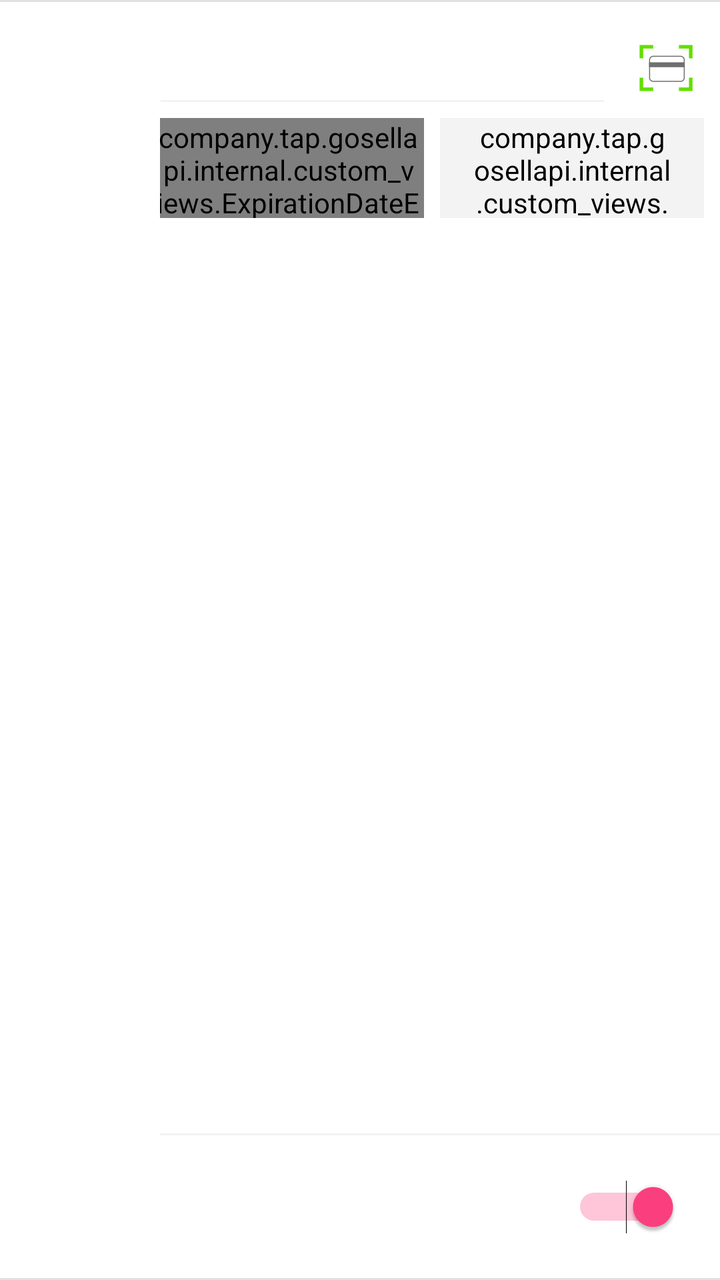
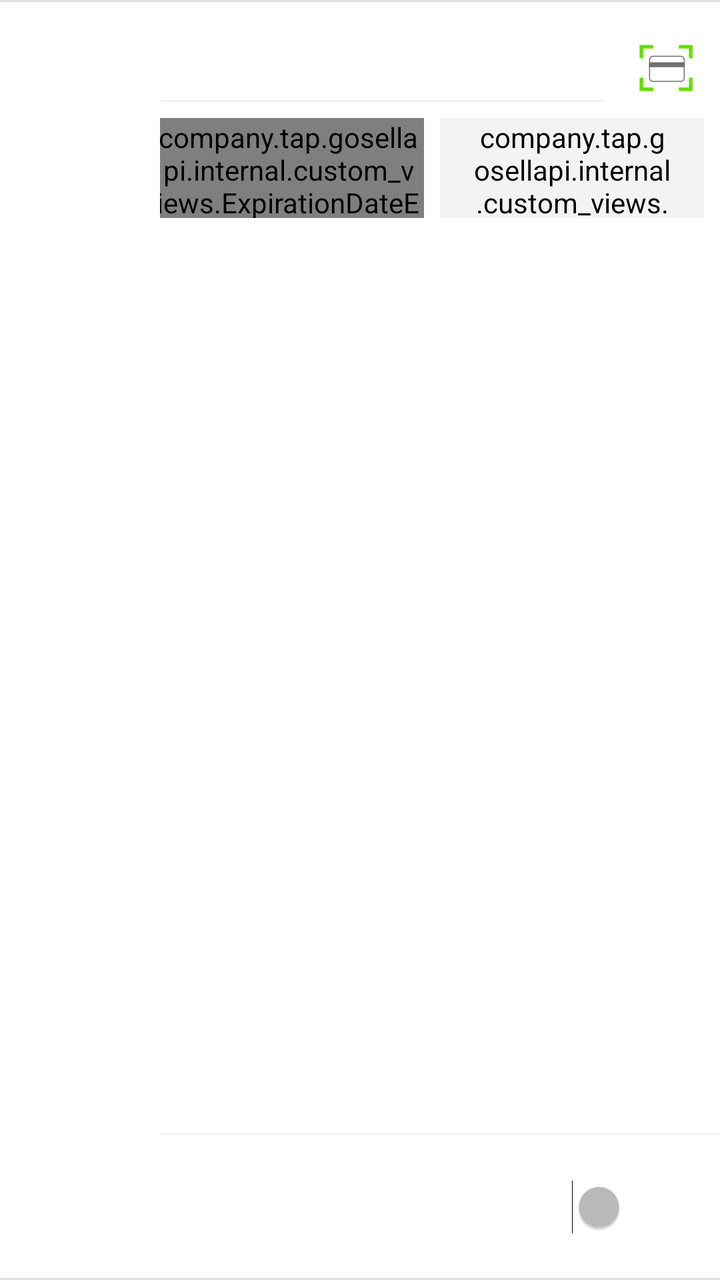

Screens rendered from an Android XML layout before and after an edit, with the pre-edit source and the edit as a unified diff.
<!-- AndroidManifest.xml: another module's application theme AppTheme -->
<!-- res/layout/gosellsdk_viewholder_card_payment_option.xml -->
<?xml version="1.0" encoding="utf-8"?>
<android.support.constraint.ConstraintLayout
    xmlns:android="http://schemas.android.com/apk/res/android"
    xmlns:app="http://schemas.android.com/apk/res-auto"
    xmlns:tools="http://schemas.android.com/tools"
    android:layout_width="match_parent"
    android:layout_height="wrap_content"
    android:background="@color/white"
    >

  
  <View
      android:id="@+id/topSeparator"
      android:layout_width="match_parent"
      android:layout_height="1dp"
      android:background="@color/mercury"
      app:layout_constraintEnd_toEndOf="parent"
      app:layout_constraintStart_toStartOf="parent"
      app:layout_constraintTop_toTopOf="parent"
      />

  
  <View
      android:id="@+id/bottomSeparator"
      android:layout_width="match_parent"
      android:layout_height="1dp"
      android:background="@color/mercury"
      app:layout_constraintBottom_toBottomOf="parent"
      app:layout_constraintEnd_toEndOf="parent"
      app:layout_constraintStart_toStartOf="parent"
      />


  
  <android.support.constraint.ConstraintLayout
      android:id="@+id/paymentOptionIconsContainer"
      android:layout_width="80dp"
      android:layout_height="0dp"
      app:layout_constraintStart_toStartOf="parent"
      app:layout_constraintTop_toTopOf="parent"
      app:layout_constraintBottom_toTopOf="@id/bottomSeparator"
      >

    <android.support.v7.widget.RecyclerView
        android:id="@+id/cardSystemsRecyclerView"
        android:layout_width="80dp"
        android:layout_height="wrap_content"
        app:layout_constraintStart_toStartOf="parent"
        app:layout_constraintTop_toTopOf="parent"
        app:layout_constraintBottom_toBottomOf="parent"
        app:layout_constraintVertical_bias="0"
        />

  </android.support.constraint.ConstraintLayout>


  
  <android.support.constraint.ConstraintLayout
      android:id="@+id/cardNumberContainer"
      android:layout_width="0dp"
      android:layout_height="50dp"
      android:layout_marginTop="8dp"
      app:layout_constraintEnd_toEndOf="parent"
      app:layout_constraintStart_toEndOf="@id/paymentOptionIconsContainer"
      app:layout_constraintTop_toBottomOf="@id/topSeparator"
      app:layout_constraintBottom_toTopOf="@id/expirationDateAndCVVContainer"
      >


    <android.support.design.widget.TextInputLayout
        android:id="@+id/cardNumberFieldTextInputLayout"
        android:layout_width="0dp"
        android:layout_height="0dp"
        app:layout_goneMarginEnd="20dp"
        android:layout_marginEnd="0dp"
        android:layout_marginRight="0dp"
        app:layout_constraintBottom_toBottomOf="parent"
        app:layout_constraintEnd_toStartOf="@id/cardScannerButton"
        app:layout_constraintStart_toStartOf="parent"
        app:layout_constraintTop_toTopOf="parent"
        android:gravity="center_vertical"
        app:hintTextAppearance="@style/TextInputLayout.Hint"
        >

      <android.support.v7.widget.AppCompatEditText
          android:id="@+id/cardNumberField"
          android:layout_width="match_parent"
          android:layout_height="match_parent"
          android:layout_marginStart="@dimen/edit_text_default_padding"
          android:layout_marginLeft="@dimen/edit_text_default_padding"
          android:hint="@string/edittext_hint_card_number"
          android:inputType="numberDecimal"
          style="@style/EditText"
          app:layout_constraintBottom_toBottomOf="parent"
          app:layout_constraintEnd_toEndOf="parent"
          app:layout_constraintStart_toStartOf="parent"
          app:layout_constraintTop_toTopOf="parent"
          app:backgroundTint="@color/separator"
          />

    </android.support.design.widget.TextInputLayout>

    <ImageButton
        android:id="@+id/cardScannerButton"
        android:layout_width="54dp"
        android:layout_height="0dp"
        android:background="@android:color/transparent"
        android:scaleType="centerInside"
        android:src="@drawable/btn_card_scanner_normal"
        app:layout_constraintBottom_toBottomOf="parent"
        app:layout_constraintEnd_toEndOf="parent"
        app:layout_constraintTop_toTopOf="parent"
        tools:ignore="ContentDescription"
        />

  </android.support.constraint.ConstraintLayout>


  
  <android.support.constraint.ConstraintLayout
      android:id="@+id/expirationDateAndCVVContainer"
      android:layout_width="0dp"
      android:layout_height="50dp"
      app:layout_constraintTop_toBottomOf="@id/cardNumberContainer"
      app:layout_constraintStart_toEndOf="@id/paymentOptionIconsContainer"
      app:layout_constraintEnd_toEndOf="parent"
      app:layout_constraintBottom_toTopOf="@id/cardholderNameContainer"
      >

    
    <android.support.design.widget.TextInputLayout
        android:id="@+id/expirationDateContainer"
        android:layout_width="0dp"
        android:layout_height="0dp"
        app:layout_constraintStart_toStartOf="parent"
        app:layout_constraintTop_toTopOf="parent"
        app:layout_constraintBottom_toBottomOf="parent"
        app:layout_constraintEnd_toStartOf="@id/cvvFieldContainer"
        app:layout_constraintHorizontal_chainStyle="spread"
        app:hintTextAppearance="@style/TextInputLayout.Hint"
        android:hint="@string/edittext_hint_expiration_date"
        android:gravity="start"
        >


      <company.tap.gosellapi.internal.custom_views.ExpirationDateEditText
          style="@style/bt_card_form_field"
          android:id="@+id/expirationDateField"
          app:layout_constraintStart_toStartOf="parent"
          app:layout_constraintEnd_toEndOf="parent"
          app:layout_constraintTop_toTopOf="parent"
          app:layout_constraintBottom_toBottomOf="parent"
          app:backgroundTint="@color/separator"

          />

    </android.support.design.widget.TextInputLayout>


    
    <android.support.design.widget.TextInputLayout
        android:id="@+id/cvvFieldContainer"
        android:layout_width="0dp"
        android:layout_height="0dp"
        android:layout_marginStart="8dp"
        android:layout_marginEnd="8dp"
        app:layout_constraintStart_toEndOf="@id/expirationDateContainer"
        app:layout_constraintTop_toTopOf="parent"
        app:layout_constraintEnd_toEndOf="parent"
        app:layout_constraintBottom_toBottomOf="parent"
        app:hintTextAppearance="@style/TextInputLayout.Hint"
        android:hint="@string/bt_form_hint_cvv"
        android:gravity="start"
        >


      <company.tap.gosellapi.internal.custom_views.CvvEditText
          style="@style/bt_card_form_field"
          android:id="@+id/cvvField"
          android:paddingEnd="20dp"
          android:paddingStart="20dp"
          android:layout_marginEnd="@dimen/edit_text_default_padding"
          android:layout_marginRight="@dimen/edit_text_default_padding"
          app:layout_constraintStart_toStartOf="parent"
          app:layout_constraintEnd_toEndOf="parent"
          app:layout_constraintTop_toTopOf="parent"
          app:layout_constraintBottom_toBottomOf="parent"

          android:backgroundTint="@color/separator"
          />

    </android.support.design.widget.TextInputLayout>


  </android.support.constraint.ConstraintLayout>


  
  <android.support.design.widget.TextInputLayout
      android:id="@+id/cardholderNameContainer"
      android:layout_width="0dp"
      android:layout_height="50dp"
      app:layout_constraintStart_toEndOf="@id/paymentOptionIconsContainer"
      app:layout_constraintTop_toBottomOf="@id/expirationDateAndCVVContainer"
      app:layout_constraintEnd_toEndOf="parent"
      app:hintTextAppearance="@style/TextInputLayout.Hint"
      >

    <android.support.v7.widget.AppCompatEditText
        android:id="@+id/cardholderNameField"
        android:layout_width="match_parent"
        android:layout_height="match_parent"
        android:layout_marginStart="@dimen/edit_text_default_padding"

        android:layout_marginEnd="@dimen/edit_text_default_padding"
        android:paddingEnd="20dp"
        android:paddingRight="20dp"
        app:layout_constraintStart_toStartOf="parent"
        app:layout_constraintEnd_toEndOf="parent"
        app:layout_constraintTop_toTopOf="parent"
        app:layout_constraintBottom_toBottomOf="parent"
        android:inputType="textCapCharacters"
        android:hint="@string/edittext_hint_name_on_card"
        style="@style/EditText"
        app:backgroundTint="@color/transparent"
        tools:ignore="RtlSymmetry"
        />

  </android.support.design.widget.TextInputLayout>


  
  <android.support.design.widget.TextInputLayout
      android:id="@+id/addressOnCardContainer"
      android:layout_width="0dp"
      android:visibility="gone"
      android:layout_height="wrap_content"
      app:layout_constraintStart_toEndOf="@id/paymentOptionIconsContainer"
      app:layout_constraintEnd_toEndOf="parent"
      app:layout_constraintTop_toBottomOf="@id/cardholderNameContainer"
      app:layout_constraintBottom_toTopOf="@id/saveCardContainer"
      app:hintTextAppearance="@style/TextInputLayout.Hint"
      >


    <android.support.v7.widget.AppCompatEditText
        android:id="@+id/addressOnCardTextView"
        android:layout_width="match_parent"
        android:layout_height="wrap_content"
        android:layout_marginTop="16dp"
        android:layout_marginBottom="16dp"
        app:layout_constraintTop_toTopOf="parent"
        app:layout_constraintBottom_toBottomOf="parent"
        app:layout_constraintStart_toStartOf="parent"
        app:layout_constraintEnd_toEndOf="parent"
        android:drawablePadding="20dp"
        android:paddingEnd="20dp"
        android:paddingRight="20dp"
        android:drawableEnd="@drawable/ic_arrow_right_normal"
        android:drawableRight="@drawable/ic_arrow_right_normal"
        android:hint="@string/edittext_hint_address_on_card"
        style="@style/EditText"
        android:focusable="false"
        android:focusableInTouchMode="false"
        android:background="@null"
        tools:ignore="RtlSymmetry"
        />

  </android.support.design.widget.TextInputLayout>


  
  <android.support.constraint.ConstraintLayout
      android:id="@+id/saveCardContainer"
      android:layout_width="0dp"
      android:layout_height="wrap_content"
      app:layout_constraintStart_toEndOf="@id/paymentOptionIconsContainer"
      app:layout_constraintEnd_toEndOf="parent"
      app:layout_constraintBottom_toTopOf="@id/bottomSeparator"
      >

    <View
        android:id="@+id/saveCardTopSeparator"
        android:layout_width="match_parent"
        android:layout_height="1dp"
        android:background="@color/separator"
        app:layout_constraintEnd_toEndOf="parent"
        app:layout_constraintStart_toStartOf="parent"
        app:layout_constraintTop_toTopOf="parent"
        />

    <TextView
        android:id="@+id/saveCardDescriptionTextView"
        android:layout_width="0dp"
        android:layout_height="wrap_content"
        android:layout_marginTop="18dp"
        android:layout_marginBottom="18dp"
        app:layout_constraintStart_toStartOf="parent"
        app:layout_constraintTop_toBottomOf="@id/saveCardTopSeparator"
        app:layout_constraintBottom_toBottomOf="parent"
        app:layout_constraintEnd_toStartOf="@id/saveCardSwitch"
        android:text="@string/textview_disclaimer_save_card"
        />

    <Switch
        android:id="@+id/saveCardSwitch"
        android:layout_width="wrap_content"
        android:layout_height="wrap_content"
        android:layout_marginStart="20dp"
        android:layout_marginEnd="20dp"
        android:checked="true"
        app:layout_constraintTop_toBottomOf="@id/saveCardTopSeparator"
        app:layout_constraintBottom_toBottomOf="parent"
        app:layout_constraintEnd_toEndOf="parent"
        />

  </android.support.constraint.ConstraintLayout>

</android.support.constraint.ConstraintLayout>
<!-- resources referenced by this layout -->
<resources>
  <color name="mercury">#E1E1E1</color>
  <color name="separator">#0C000000</color>
  <color name="transparent">#00000000</color>
  <color name="white">#FFFFFF</color>
  <dimen name="edit_text_default_padding">-4dp</dimen>
  <!-- drawable btn_card_scanner_normal: png bitmap (drawable-hdpi, 853 bytes) -->
  <!-- drawable ic_arrow_right_normal: png bitmap (drawable-hdpi, 532 bytes) -->
  <string name="bt_form_hint_cvv">@string/bt_cvv</string>
  <string name="edittext_hint_address_on_card">Address on Card</string>
  <string name="edittext_hint_card_number">Card number</string>
  <string name="edittext_hint_expiration_date">MM/YY</string>
  <string name="edittext_hint_name_on_card">Name on card</string>
  <string name="textview_disclaimer_save_card">For faster and more secure checkout, save your card</string>
  <style name="EditText">
          <item name="android:textCursorDrawable">@null</item>
          <item name="android:textColor">@color/greyish_brown</item>
          <item name="android:textSize">@dimen/font_size_16sp</item>
          <item name="android:fontFamily" tools:targetApi="jelly_bean">sans-serif-light</item>
          <item name="android:textStyle">normal</item>
      </style>
  <style name="TextInputLayout.Hint" parent="TextAppearance.AppCompat.Small">
          <item name="android:textColor">@color/silver_light</item>
          <item name="android:fontFamily" tools:targetApi="jelly_bean">sans-serif</item>
          <item name="android:textSize">@dimen/font_size_11sp</item>
          <item name="android:textStyle">normal</item>
      </style>
  <style name="bt_card_form_field" parent="bt_base_textview">
          <item name="android:layout_width">match_parent</item>
          <item name="android:layout_height">match_parent</item>
          <item name="android:layout_marginStart">@dimen/edit_text_default_padding</item>
          <item name="android:layout_marginLeft">@dimen/edit_text_default_padding</item>
          <item name="android:textColorHint">@color/bt_light_gray</item>
          <item name="android:textCursorDrawable" tools:ignore="NewApi">@null</item>
      </style>
  <style name="AppTheme" parent="Theme.AppCompat.NoActionBar">
          
          <item name="colorPrimary">@color/french_gray</item>
          <item name="colorPrimaryDark">@color/colorPrimaryDark</item>
          <item name="colorAccent">@color/colorAccent</item>
      </style>
  <color name="greyish_brown" tools:ignore="MissingDefaultResource">#535353</color>
  <dimen name="font_size_16sp">16sp</dimen>
  <color name="silver_light">#C9C9C9</color>
  <dimen name="font_size_11sp">11sp</dimen>
  <style name="bt_base_textview">
          <item name="android:textSize">@dimen/bt_input_text_size</item>
          <item name="android:fontFamily" tools:targetApi="jelly_bean">sans-serif-light</item>
      </style>
  <color name="bt_light_gray">#6d6d6d</color>
  <color name="french_gray">#A8B5B5B5</color>
  <color name="colorPrimaryDark">#03A9F4</color>
  <color name="colorAccent">#FF4081</color>
  <dimen name="bt_input_text_size">16sp</dimen>
</resources>

<!-- the commit's change to res/layout/gosellsdk_viewholder_card_payment_option.xml (unified diff, before → after) -->
@@ -308,7 +308,7 @@
         android:layout_height="wrap_content"
         android:layout_marginStart="20dp"
         android:layout_marginEnd="20dp"
-        android:checked="true"
+        android:checked="false"
         app:layout_constraintTop_toBottomOf="@id/saveCardTopSeparator"
         app:layout_constraintBottom_toBottomOf="parent"
         app:layout_constraintEnd_toEndOf="parent"
